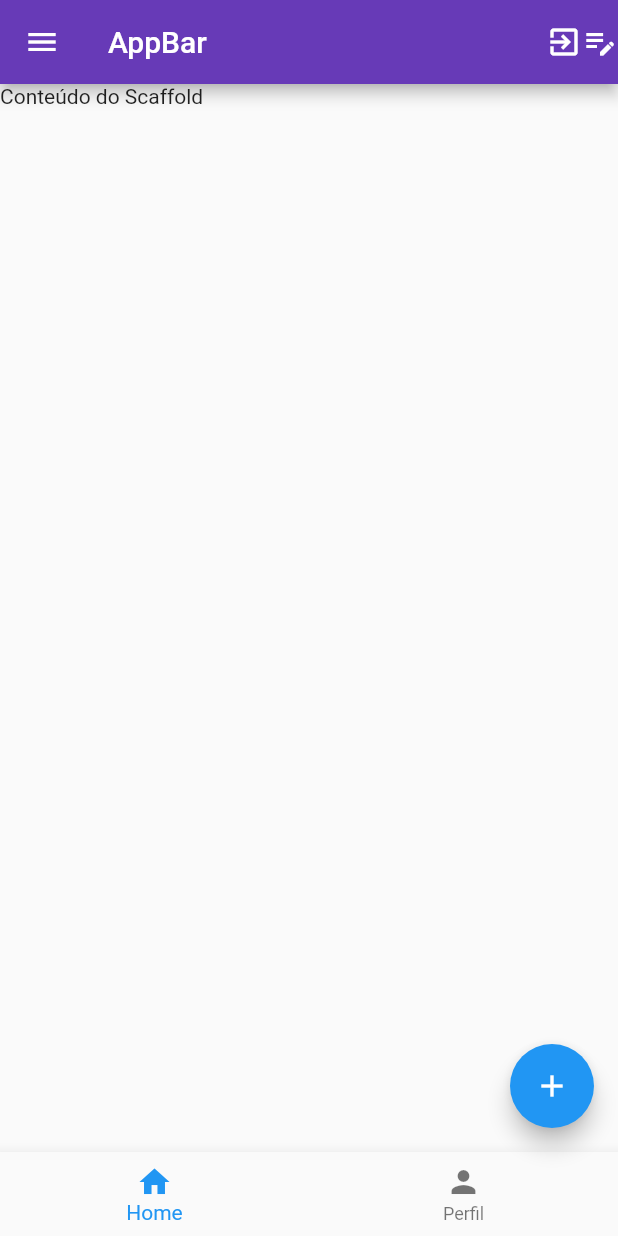
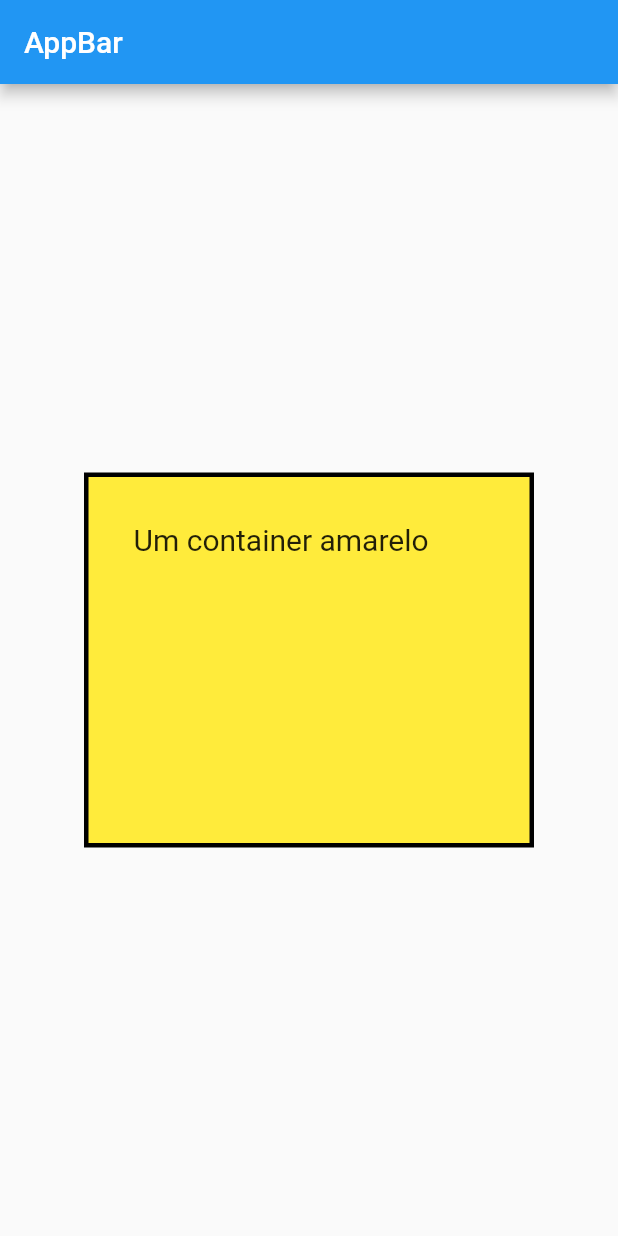
Before and after one commit to clavison/aula-flutter, a Flutter app: the screen it shows after launch, on a phone screen of 412 x 824 dp. Run offline on Flutter 3.47's test engine with Material 2 defaults, Android fonts, the light colour scheme and no system bars.

Commit message:
Container

```diff
--- a/lib/main.dart
+++ b/lib/main.dart
@@ -15,25 +15,30 @@ class _MyAppState extends State<MyApp> {
   @override
   Widget build(BuildContext context) {
     return MaterialApp(
-        title: "MaterialApp",
-        debugShowCheckedModeBanner: false,
-        theme: ThemeData(
-          brightness: Brightness.light, // Define o tema como dark
-          primaryColor: Colors.blue, //cor primaria do APP
-          fontFamily: 'Roboto', // Fonte padrão do aplicativo
-          appBarTheme: const AppBarTheme(color: Colors.deepPurple),
-        ),
-        home: Scaffold(
-          appBar: AppBar(
-            title: const Text("AppBar"),
-            actions: const [Icon(Icons.exit_to_app), Icon(Icons.edit_note)],),
-          body: const Text("Conteúdo do Scaffold"),
-          drawer: const Drawer(),
-          bottomNavigationBar: BottomNavigationBar(items: const [
-            BottomNavigationBarItem(icon: Icon(Icons.home), label: "Home"),
-            BottomNavigationBarItem(icon: Icon(Icons.person), label: "Perfil"),
-          ]),
-          floatingActionButton: const FloatingActionButton(onPressed: null,child: Icon(Icons.add),),
-        ));
+      title: "MaterialApp",
+      debugShowCheckedModeBanner: false,
+      home: Scaffold(
+          appBar: AppBar(title: const Text("AppBar")),
+          body: Center(
+            child: Container(
+              alignment: Alignment.topLeft,
+              width: 300,
+              height: 250,
+              padding: const EdgeInsets.all(30),
+              //color: Colors.yellow,
+              decoration: BoxDecoration(
+                color: Colors.yellow,
+                border: Border.all(
+                  color: Colors.black,
+                  width: 3.0,
+                ),
+              ),
+              child: const Text(
+                "Um container amarelo",
+                style: TextStyle(fontSize: 20),
+              ),
+            ),
+          )),
+    );
   }
 }
```
